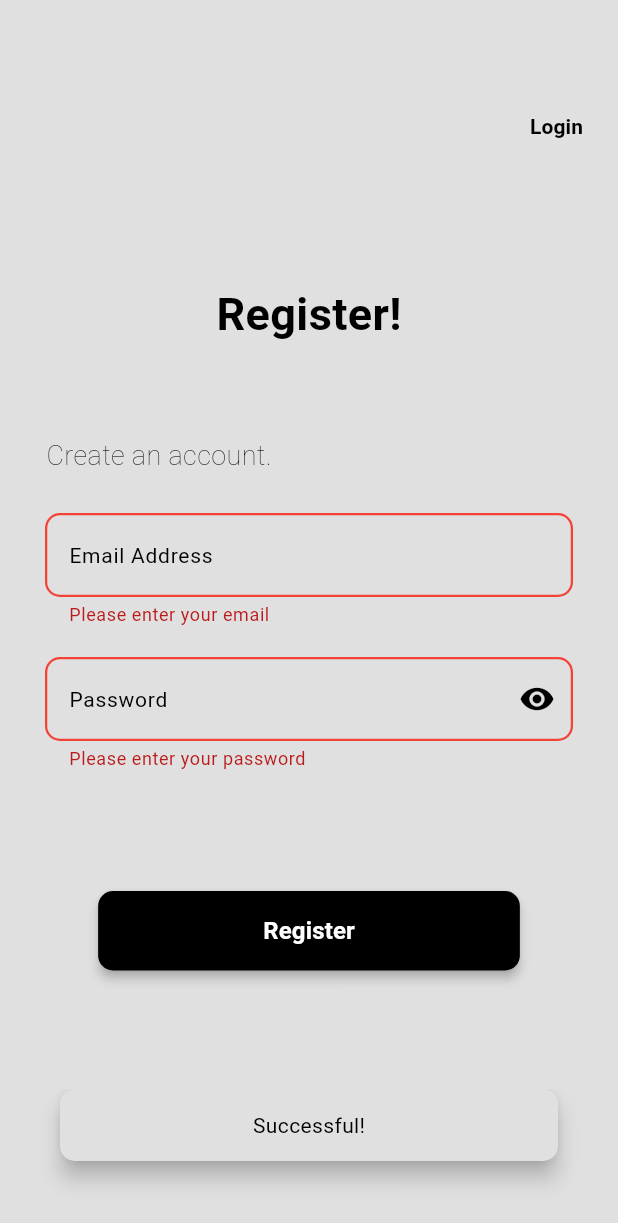
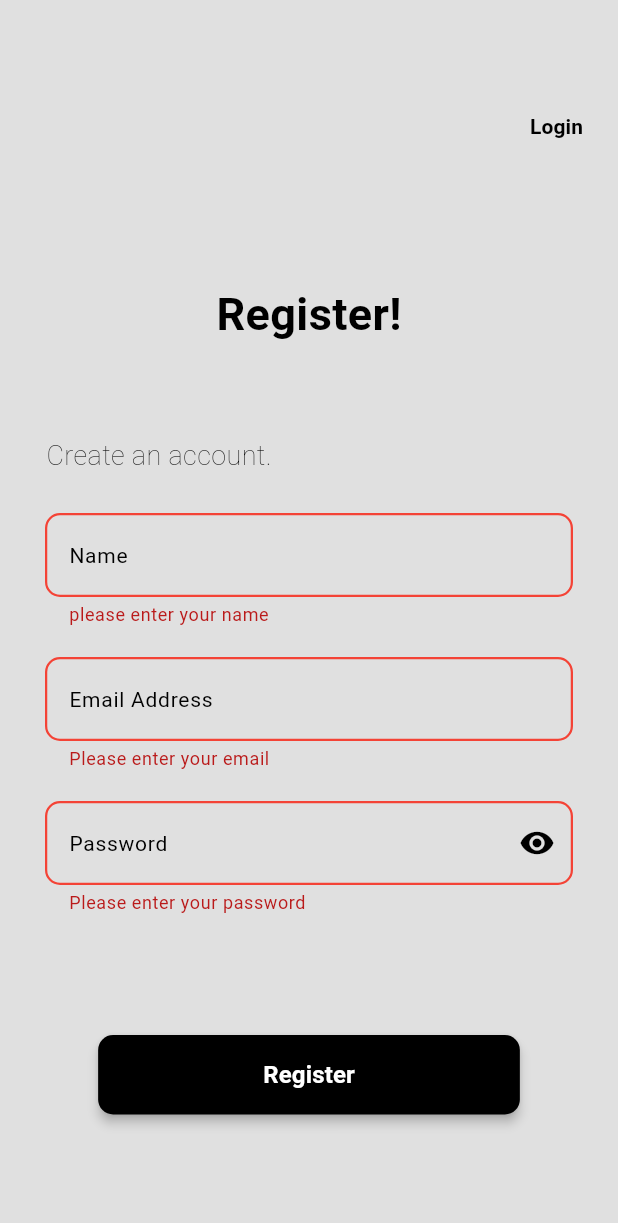
Before and after one commit to Sammie-Jr/treending, a Flutter app: the RegistrationView screen opened directly, after a tap on "Login", after a tap on "Sign Up", after a tap on "Register", on a phone screen of 412 x 824 dp. Shown: the top 1223 px of the screen. Run offline on Flutter 3.47's test engine with Material 3 defaults, Android fonts, the phone set to English and light mode, and no system bars; our stand-ins replace firebase_auth, firebase_core; accounts and stored records are empty.

Commit message:
New changes made

```diff
--- a/lib/login.dart
+++ b/lib/login.dart
@@ -16,6 +16,13 @@ class _LoginViewState extends State<LoginView> {
   TextEditingController emailController = TextEditingController();
   TextEditingController passController = TextEditingController();
   bool passToggle = true;
+  @override
+  void dispose() {
+    super.dispose();
+    emailController.dispose();
+    passController.dispose();
+  }
+
   @override
   Widget build(BuildContext context) {
     return Scaffold(
@@ -73,7 +80,7 @@ class _LoginViewState extends State<LoginView> {
               Padding(
                 padding: const EdgeInsets.only(top: 5),
                 child: textField(
-                  'Email',
+                  'Email address',
                   '@example.com',
                   emailController,
                   // Function to create a text field with the specified label and hint text
@@ -90,6 +97,7 @@ class _LoginViewState extends State<LoginView> {
                   },
                 ),
               ),
+
               textField(
                 'Password',
                 'Enter 6 digits password',
--- a/lib/main.dart
+++ b/lib/main.dart
@@ -1,7 +1,10 @@
+import 'package:firebase_core/firebase_core.dart';
 import 'package:flutter/material.dart';
 import 'package:treending/login.dart';
 
-void main() {
+void main() async {
+  WidgetsFlutterBinding.ensureInitialized();
+  await Firebase.initializeApp();
   runApp(const MyApp());
 }
 
@@ -12,6 +15,7 @@ class MyApp extends StatelessWidget {
   @override
   Widget build(BuildContext context) {
     return MaterialApp(
+      debugShowCheckedModeBanner: false,
       title: 'Flutter Demo',
       theme: ThemeData(
         colorScheme: ColorScheme.fromSeed(seedColor: Colors.deepPurple),
--- a/lib/register.dart
+++ b/lib/register.dart
@@ -1,6 +1,7 @@
 // ignore_for_file: avoid_print
 
 import 'package:flutter/material.dart';
+import 'package:treending/Services/authservice.dart';
 import 'package:treending/login.dart';
 
 class RegistrationView extends StatefulWidget {
@@ -12,8 +13,10 @@ class RegistrationView extends StatefulWidget {
 
 class _RegistrationViewState extends State<RegistrationView> {
   final _formField = GlobalKey<FormState>();
+  final _auth = Authservice();
   TextEditingController emailController = TextEditingController();
   TextEditingController passController = TextEditingController();
+  TextEditingController nameController = TextEditingController();
   bool passToggle = true;
   @override
   Widget build(BuildContext context) {
@@ -73,6 +76,22 @@ class _RegistrationViewState extends State<RegistrationView> {
               Padding(
                 padding: const EdgeInsets.only(top: 5),
                 child: textField(
+                  'Name',
+                  'Enter your name',
+                  nameController,
+                  TextInputType.name,
+                  (nameController) {
+                    if (nameController == null || nameController.isEmpty) {
+                      return 'please enter your name';
+                    } else if (nameController.length < 2) {
+                      return 'Name cannot be less than 3';
+                    }
+                    return null;
+                  },
+                ),
+              ),
+
+              textField(
                 'Email Address',
 
                 '@example.com',
@@ -89,7 +108,6 @@ class _RegistrationViewState extends State<RegistrationView> {
                   }
                   return null;
                 },
-                ),
               ),
               textField(
                 'Password',
@@ -130,42 +148,10 @@ class _RegistrationViewState extends State<RegistrationView> {
                 padding: const EdgeInsets.only(top: 80),
                 child: ElevatedButton(
                   onPressed: () {
-                    // Registration action her
+                    // Registration action here
                     if (_formField.currentState!.validate()) {
-                      // Perform registration logic here
-                      Navigator.pushReplacement(
-                        context,
-                        MaterialPageRoute(builder: (context) => LoginView()),
-                      );
+                      register();
                     }
-
-                    print('Email: ${emailController.text}');
-                    print('Password: ${passController.text}');
-
-                    // Show a success message
-                    ScaffoldMessenger.of(context).showSnackBar(
-                      SnackBar(
-                        backgroundColor: Colors.grey[300],
-                        behavior: SnackBarBehavior.floating,
-                        shape: RoundedRectangleBorder(
-                          borderRadius: BorderRadius.circular(10),
-                        ),
-
-                        margin: EdgeInsets.only(
-                          bottom: 50,
-                          left: 40,
-                          right: 40,
-                        ),
-
-                        content: Center(
-                          child: Text(
-                            'Successful!',
-                            style: TextStyle(color: Colors.black),
-                          ),
-                        ),
-                        duration: Duration(seconds: 2),
-                      ),
-                    );
                   },
                   style: ElevatedButton.styleFrom(
                     elevation: 3,
@@ -196,6 +182,28 @@ class _RegistrationViewState extends State<RegistrationView> {
         ),
       ),
     );
+  }
+
+  register() async {
+    // Function to handle user registration
+    try {
+      final user = await _auth.createUserWithEmailAndPassword(
+        emailController.text,
+        passController.text,
+      );
+      if (user != null) {
+        return snackBar('Registration Successful');
+      }
+      print('User registered successfully');
+      Navigator.pushReplacement(
+        // ignore: use_build_context_synchronously
+        context,
+        MaterialPageRoute(builder: (context) => const LoginView()),
+      );
+    } catch (error) {
+      print('Error: $error');
+      // Handle error here
+    }
   }
 }
 
@@ -249,3 +257,17 @@ Widget textField(
     ),
   );
 }
+
+snackBar(String message) {
+  // Function to show a snackbar with the specified message
+  return SnackBar(
+    backgroundColor: Colors.grey[300],
+    behavior: SnackBarBehavior.floating,
+    shape: RoundedRectangleBorder(borderRadius: BorderRadius.circular(10)),
+    margin: EdgeInsets.only(bottom: 50, left: 40, right: 40),
+    content: Center(
+      child: Text(message, style: TextStyle(color: Colors.black)),
+    ),
+    duration: Duration(seconds: 10),
+  );
+}
--- a/pubspec.yaml
+++ b/pubspec.yaml
@@ -34,8 +34,9 @@ dependencies:
   # The following adds the Cupertino Icons font to your application.
   # Use with the CupertinoIcons class for iOS style icons.
   cupertino_icons: ^1.0.8
+  firebase_auth: ^5.5.2
   firebase_core: ^3.13.0
-  firebase_auth: ^5.5.2
+
 
 
 dev_dependencies:
```
Also changed, not shown: lib/Services/authservice.dart (added, +60 -0 lines), 1 other file. Lines whose indentation alone changed are shown as unchanged.
